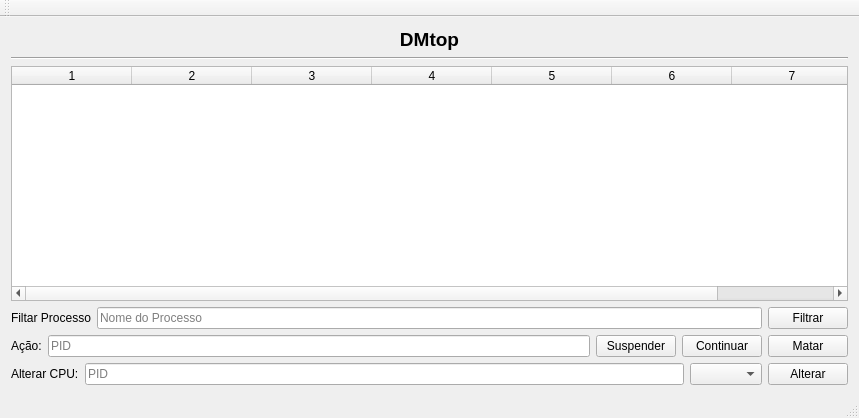
Above: DMtop/mainwindow.ui from DenisMedeiros/Real-Time-Systems-Applications before the change. Below: the same form after it.
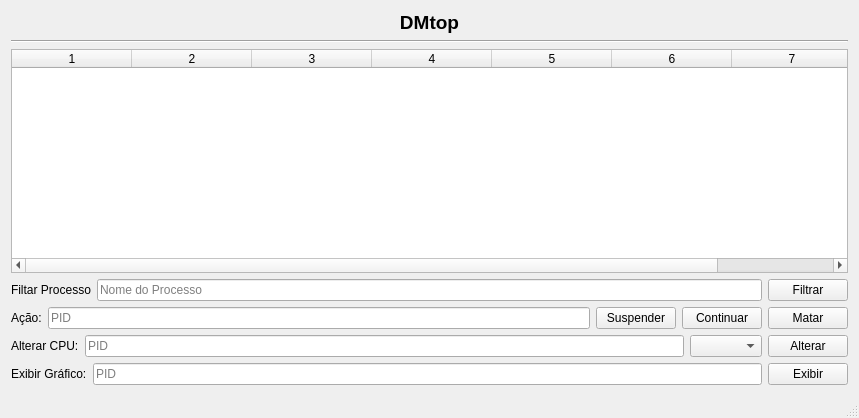
That is the form after the change.

Commit message: Primeira versão do gráfico.

What changed in the file:
```diff
--- a/DMtop/mainwindow.ui
+++ b/DMtop/mainwindow.ui
@@ -14,8 +14,6 @@
    <string>DEMtop</string>
   </property>
   <widget class="QWidget" name="centralWidget">
-   <layout class="QVBoxLayout" name="verticalLayout_2">
-    <item>
      <layout class="QVBoxLayout" name="verticalLayout">
       <item>
        <widget class="QLabel" name="label">
@@ -177,18 +175,33 @@
         </item>
        </layout>
       </item>
+    <item>
+     <layout class="QHBoxLayout" name="horizontalLayout_5">
+      <item>
+       <widget class="QLabel" name="label_5">
+        <property name="text">
+         <string>Exibir Gráfico:</string>
+        </property>
+       </widget>
+      </item>
+      <item>
+       <widget class="QLineEdit" name="lineEditGrafico">
+        <property name="placeholderText">
+         <string>PID</string>
+        </property>
+       </widget>
+      </item>
+      <item>
+       <widget class="QPushButton" name="pushButtonExibir">
+        <property name="text">
+         <string>Exibir</string>
+        </property>
+       </widget>
+      </item>
      </layout>
     </item>
    </layout>
   </widget>
-  <widget class="QToolBar" name="mainToolBar">
-   <attribute name="toolBarArea">
-    <enum>TopToolBarArea</enum>
-   </attribute>
-   <attribute name="toolBarBreak">
-    <bool>false</bool>
-   </attribute>
-  </widget>
   <widget class="QStatusBar" name="statusBar"/>
  </widget>
  <layoutdefault spacing="6" margin="11"/>
```
Lines whose indentation alone changed are shown as unchanged. The commit also changes 5 other files.
